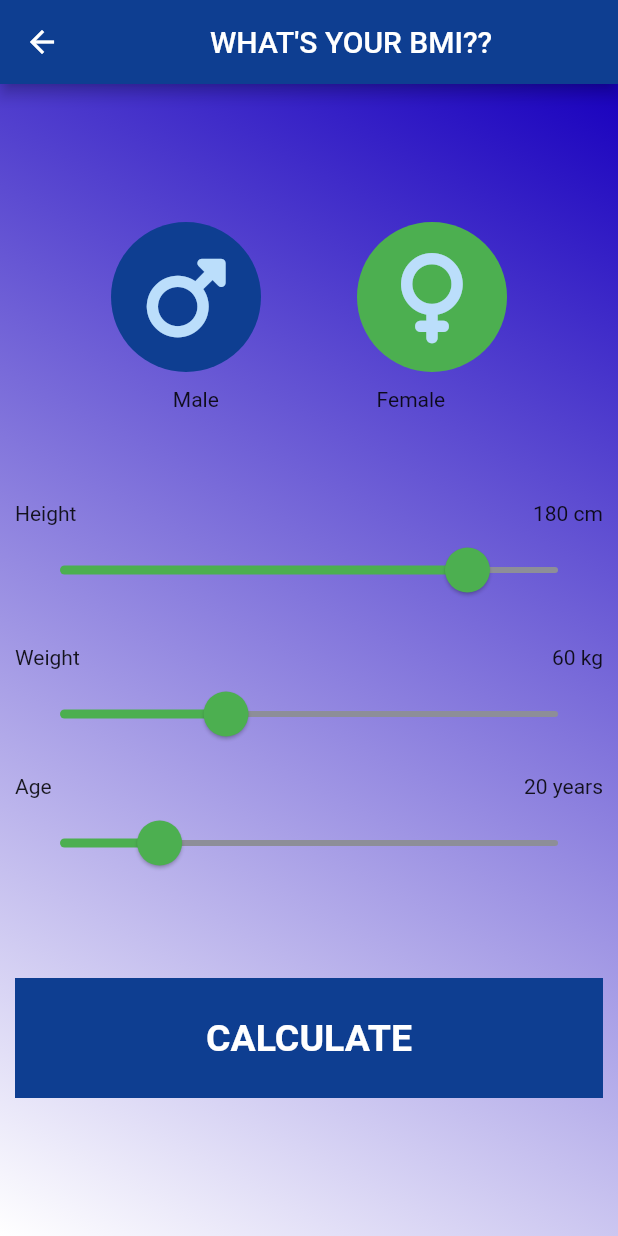
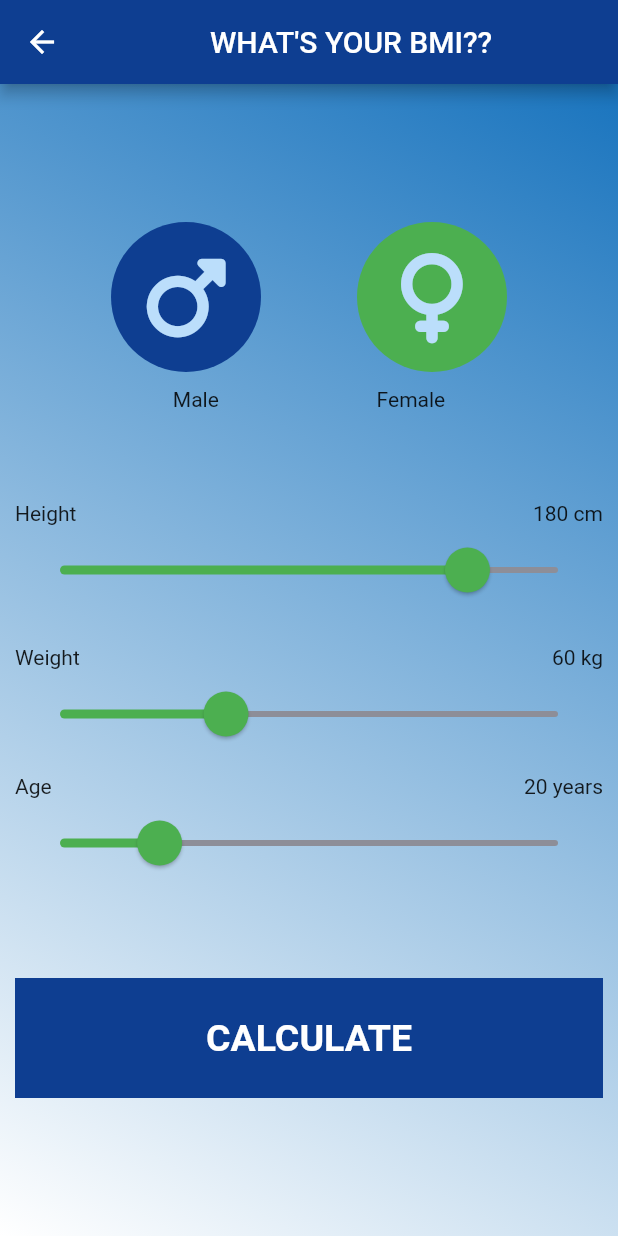
Before and after one commit to N-Harichandana/BMI_CALCULATOR, a Flutter app: the Calculator screen opened directly, on a phone screen of 412 x 824 dp. Run offline on Flutter 3.47's test engine with Material 2 defaults, Android fonts, the phone set to English and light mode, and no system bars; our stand-ins replace font_awesome_flutter.

Commit message:
version3

```diff
--- a/bmi_calci/lib/calculating.dart
+++ b/bmi_calci/lib/calculating.dart
@@ -38,7 +38,7 @@ class _CalculatorState extends State<Calculator> {
       body: Container(
         decoration: BoxDecoration(
           gradient: LinearGradient(
-            colors: [const Color.fromARGB(255, 25, 1, 190), Colors.white],
+            colors: [const Color.fromARGB(255, 25, 116, 190), Colors.white],
             begin: Alignment.topRight,
             end: Alignment.bottomLeft,
           ),
```
